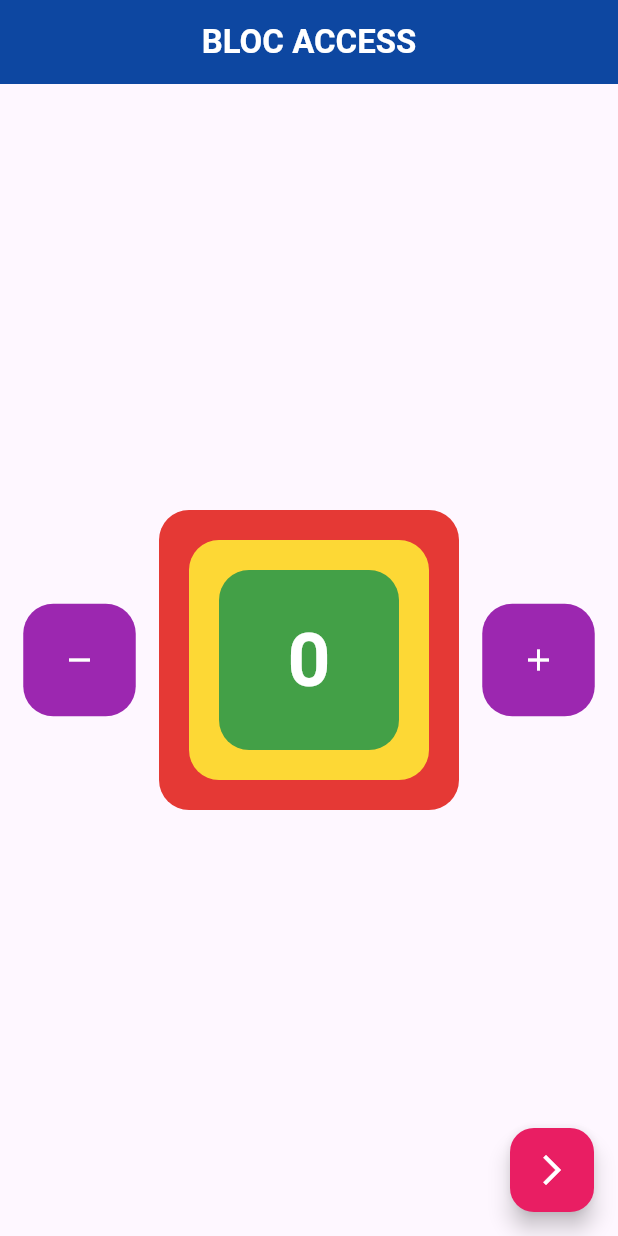
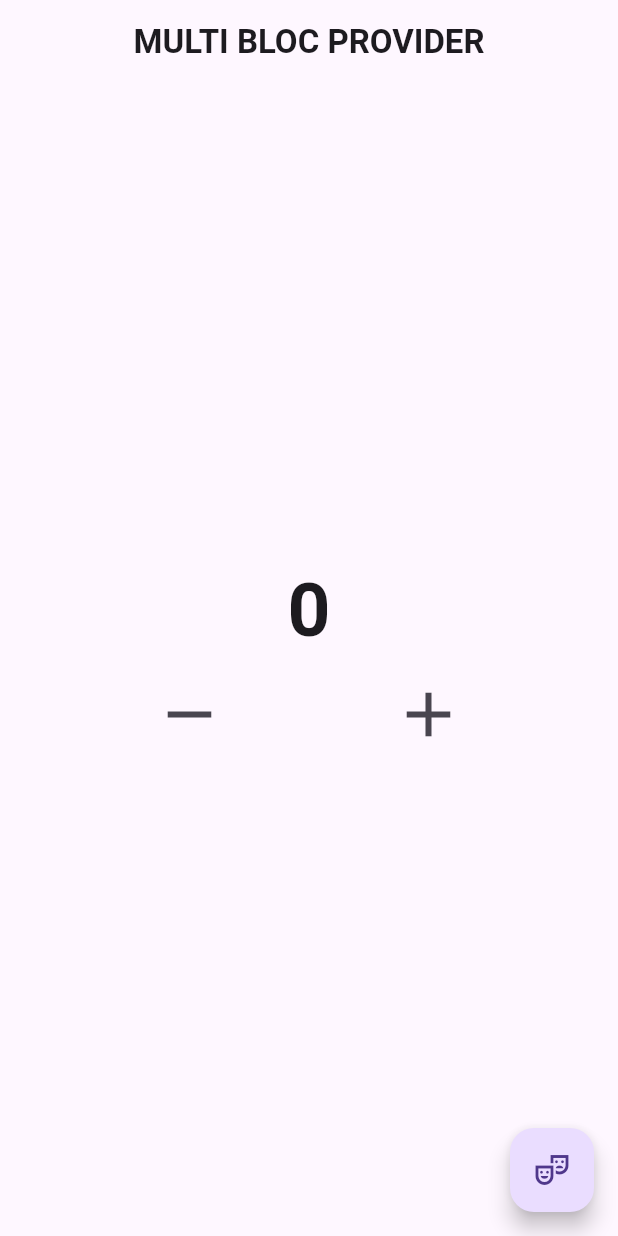
Before and after one commit to iqbalsuwandi20/state-managemet-bloc, a Flutter app: the screen it shows after launch, on a phone screen of 412 x 824 dp. Run offline on Flutter 3.47's test engine with Material 3 defaults, Android fonts, the light colour scheme and no system bars; our stand-ins replace bloc, flutter_bloc.

Commit message:
multi bloc provider

```diff
--- /dev/null
+++ b/lib/app.dart
@@ -0,0 +1,23 @@
+import 'package:flutter/material.dart';
+import 'package:flutter_bloc/flutter_bloc.dart';
+
+import 'controllers/theme.dart';
+import 'pages/home_page.dart';
+
+class App extends StatelessWidget {
+  const App({super.key});
+
+  @override
+  Widget build(BuildContext context) {
+    ThemeBloc themeBloc = context.read<ThemeBloc>();
+
+    return BlocBuilder<ThemeBloc, bool>(
+      bloc: themeBloc,
+      builder: (context, state) => MaterialApp(
+        theme: state == true ? ThemeData.light() : ThemeData.dark(),
+        home: const HomePage(),
+        debugShowCheckedModeBanner: false,
+      ),
+    );
+  }
+}
--- a/lib/controllers/counter.dart
+++ b/lib/controllers/counter.dart
@@ -1,27 +1,9 @@
 import 'package:bloc/bloc.dart';
 
-class Counter extends Cubit<int> {
-  Counter({this.initialData = 0}) : super(initialData);
+class CounterBloc extends Cubit<int> {
+  CounterBloc() : super(0);
 
-  int initialData;
+  void add() => emit(state + 1);
 
-  void increment() => emit(state + 1);
-
-  void decrement() => emit(state - 1);
-
-  @override
-  void onChange(Change<int> change) {
-    super.onChange(change);
-
-    // ignore: avoid_print
-    print(change);
-  }
-
-  @override
-  void onError(Object error, StackTrace stackTrace) {
-    super.onError(error, stackTrace);
-
-    // ignore: avoid_print
-    print(error);
-  }
+  void remove() => emit(state - 1);
 }
--- /dev/null
+++ b/lib/controllers/theme.dart
@@ -0,0 +1,7 @@
+import 'package:bloc/bloc.dart';
+
+class ThemeBloc extends Cubit<bool> {
+  ThemeBloc() : super(true);
+
+  void changeTheme() => emit(!state);
+}
--- a/lib/main.dart
+++ b/lib/main.dart
@@ -1,45 +1,29 @@
 import 'package:flutter/material.dart';
 import 'package:flutter_bloc/flutter_bloc.dart';
 
+import 'app.dart';
 import 'controllers/counter.dart';
-import 'pages/home_page.dart';
-import 'routes/routes.dart';
+import 'controllers/theme.dart';
 
 void main() {
-  runApp(MyApp());
+  runApp(const MyApp());
 }
 
 class MyApp extends StatelessWidget {
-  MyApp({super.key});
-
-  final Counter counter = Counter();
-
-  final MyRoutes myRoutes = MyRoutes();
+  const MyApp({super.key});
 
   @override
   Widget build(BuildContext context) {
-    // Global Access
-    return BlocProvider(
-      create: (context) => Counter(),
-      child: const MaterialApp(
-        home: HomePage(),
-        debugShowCheckedModeBanner: false,
-        // Named Route Access
-        // initialRoute: "/",
-        // routes: {
-        //   "/": (context) => BlocProvider.value(
-        //         value: counter,
-        //         child: const HomePage(),
-        //       ),
-        //   "/other": (context) => BlocProvider.value(
-        //         value: counter,
-        //         child: const OtherPage(),
-        //       ),
-        // },
-
-        // Generated Route Access
-        // onGenerateRoute: myRoutes.onRoute,
-      ),
+    return MultiBlocProvider(
+      providers: [
+        BlocProvider(
+          create: (context) => CounterBloc(),
+        ),
+        BlocProvider(
+          create: (context) => ThemeBloc(),
+        ),
+      ],
+      child: const App(),
     );
   }
 }
--- a/lib/pages/center_data.dart
+++ /dev/null
@@ -1,16 +0,0 @@
-import 'package:flutter/material.dart';
-
-import 'text_data.dart';
-
-class CenterData extends StatelessWidget {
-  const CenterData({
-    super.key,
-  });
-
-  @override
-  Widget build(BuildContext context) {
-    return const Center(
-      child: TextData(),
-    );
-  }
-}
--- a/lib/pages/hijau.dart
+++ /dev/null
@@ -1,21 +0,0 @@
-import 'package:flutter/material.dart';
-
-import 'center_data.dart';
-
-class Hijau extends StatelessWidget {
-  const Hijau({
-    super.key,
-  });
-
-  @override
-  Widget build(BuildContext context) {
-    return Container(
-      margin: const EdgeInsets.all(20),
-      decoration: BoxDecoration(
-        color: Colors.green[600],
-        borderRadius: BorderRadius.circular(20),
-      ),
-      child: const CenterData(),
-    );
-  }
-}
--- a/lib/pages/home_page.dart
+++ b/lib/pages/home_page.dart
@@ -1,99 +1,65 @@
 import 'package:flutter/material.dart';
 import 'package:flutter_bloc/flutter_bloc.dart';
-import 'package:state_management_bloc/pages/other_page.dart';
 
 import '../controllers/counter.dart';
-import 'merah.dart';
+import '../controllers/theme.dart';
 
 class HomePage extends StatelessWidget {
   const HomePage({super.key});
 
   @override
   Widget build(BuildContext context) {
-    Counter counter = context.read<Counter>();
+    CounterBloc counterBloc = context.read<CounterBloc>();
+    ThemeBloc themeBloc = context.read<ThemeBloc>();
 
     return Scaffold(
       appBar: AppBar(
         title: Text(
-          "Bloc Access".toUpperCase(),
+          "Multi Bloc Provider".toUpperCase(),
           style: const TextStyle(
-            color: Colors.white,
             fontWeight: FontWeight.bold,
           ),
         ),
         centerTitle: true,
-        backgroundColor: Colors.blue[900],
       ),
-      body: Center(
-        child: Row(
-          mainAxisAlignment: MainAxisAlignment.spaceEvenly,
+      body: Column(
+        mainAxisAlignment: MainAxisAlignment.center,
         children: [
-            Material(
-              color: Colors.purple[500],
-              borderRadius: BorderRadius.circular(20),
-              child: InkWell(
-                onTap: () {
-                  counter.decrement();
-                },
-                borderRadius: BorderRadius.circular(20),
-                child: const SizedBox(
-                  height: 75,
-                  width: 75,
-                  child: Icon(
-                    Icons.remove,
-                    color: Colors.white,
+          BlocBuilder<CounterBloc, int>(
+            bloc: counterBloc,
+            builder: (context, state) => Text(
+              '$state',
+              style: const TextStyle(
+                fontSize: 50,
+                fontWeight: FontWeight.bold,
               ),
             ),
           ),
-            ),
-            const Merah(),
-            Material(
-              color: Colors.purple[500],
-              borderRadius: BorderRadius.circular(20),
-              child: InkWell(
-                onTap: () {
-                  counter.increment();
-                },
-                borderRadius: BorderRadius.circular(20),
-                child: const SizedBox(
-                  height: 75,
-                  width: 75,
-                  child: Icon(
-                    Icons.add,
-                    color: Colors.white,
+          Row(
+            mainAxisAlignment: MainAxisAlignment.spaceEvenly,
+            children: [
+              IconButton(
+                onPressed: () => counterBloc.remove(),
+                icon: const Icon(
+                  Icons.remove,
+                  size: 50,
                 ),
               ),
+              IconButton(
+                onPressed: () => counterBloc.add(),
+                icon: const Icon(
+                  Icons.add,
+                  size: 50,
                 ),
               ),
             ],
           ),
+        ],
       ),
       floatingActionButton: FloatingActionButton(
-        onPressed: () {
-          // Global Access
-          Navigator.of(context).push(
-            MaterialPageRoute(
-              builder: (context) => const OtherPage(),
-            ),
-          );
-
-          // Anonymous Route Access
-          // Navigator.of(context).push(
-          //   MaterialPageRoute(
-          //     builder: (context) => BlocProvider.value(
-          //       value: counter,
-          //       child: const OtherPage(),
-          //     ),
-          //   ),
-          // );
-
-          // Named and Generated Route Access
-          // Navigator.of(context).pushNamed("/other");
-        },
-        backgroundColor: Colors.pink[500],
+        onPressed: () => themeBloc.changeTheme(),
         child: const Icon(
-          Icons.arrow_forward_ios_outlined,
-          color: Colors.white,
+          Icons.theater_comedy_outlined,
         ),
       ),
     );
--- a/lib/pages/kuning.dart
+++ /dev/null
@@ -1,21 +0,0 @@
-import 'package:flutter/material.dart';
-
-import 'hijau.dart';
-
-class Kuning extends StatelessWidget {
-  const Kuning({
-    super.key,
-  });
-
-  @override
-  Widget build(BuildContext context) {
-    return Container(
-      margin: const EdgeInsets.all(20),
-      decoration: BoxDecoration(
-        color: Colors.yellow[600],
-        borderRadius: BorderRadius.circular(20),
-      ),
-      child: const Hijau(),
-    );
-  }
-}
--- a/lib/pages/merah.dart
+++ /dev/null
@@ -1,22 +0,0 @@
-import 'package:flutter/material.dart';
-
-import 'kuning.dart';
-
-class Merah extends StatelessWidget {
-  const Merah({
-    super.key,
-  });
-
-  @override
-  Widget build(BuildContext context) {
-    return Container(
-      height: 200,
-      width: 200,
-      decoration: BoxDecoration(
-        color: Colors.red[600],
-        borderRadius: BorderRadius.circular(20),
-      ),
-      child: Kuning(),
-    );
-  }
-}
--- a/lib/pages/text_data.dart
+++ /dev/null
@@ -1,27 +0,0 @@
-import 'package:flutter/material.dart';
-import 'package:flutter_bloc/flutter_bloc.dart';
-
-import '../controllers/counter.dart';
-
-class TextData extends StatelessWidget {
-  const TextData({
-    super.key,
-  });
-
-  @override
-  Widget build(BuildContext context) {
-    Counter counter = context.read<Counter>();
-
-    return BlocBuilder<Counter, int>(
-      bloc: counter,
-      builder: (context, state) => Text(
-        "$state",
-        style: const TextStyle(
-          fontSize: 50,
-          fontWeight: FontWeight.bold,
-          color: Colors.white,
-        ),
-      ),
-    );
-  }
-}
```
Also changed, not shown: lib/pages/not_found_page.dart (deleted, +0 -21 lines), lib/pages/other_page.dart (deleted, +0 -41 lines), lib/routes/routes.dart (deleted, +0 -34 lines). Lines whose indentation alone changed are shown as unchanged.
